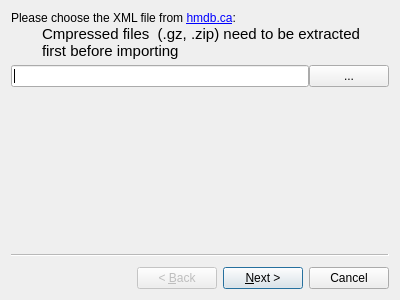
Above: src/dialogimport.ui from zwpwjwtz/HMDB-qt before the change. Below: the same form after it.
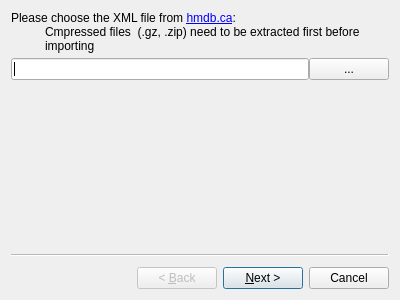
That is the form after the change. Icons and pictures are not drawn.

Commit message: Windows compatibility.

Patch:
```diff
--- a/src/dialogimport.ui
+++ b/src/dialogimport.ui
@@ -65,11 +65,6 @@
         </item>
         <item>
          <widget class="QLabel" name="labelChooseFileRemark">
-          <property name="font">
-           <font>
-            <pointsize>11</pointsize>
-           </font>
-          </property>
           <property name="text">
            <string>Cmpressed files  (.gz, .zip) need to be extracted first before importing</string>
           </property>
```
The commit also changes 5 other files.
